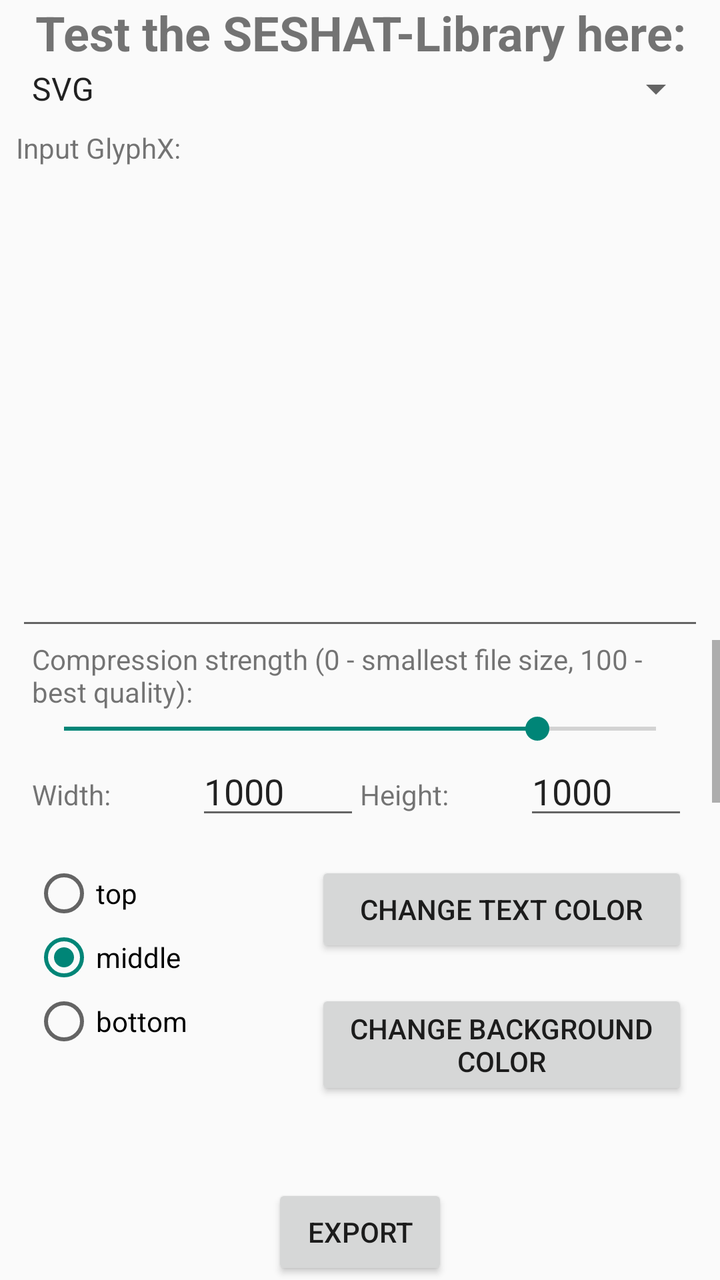
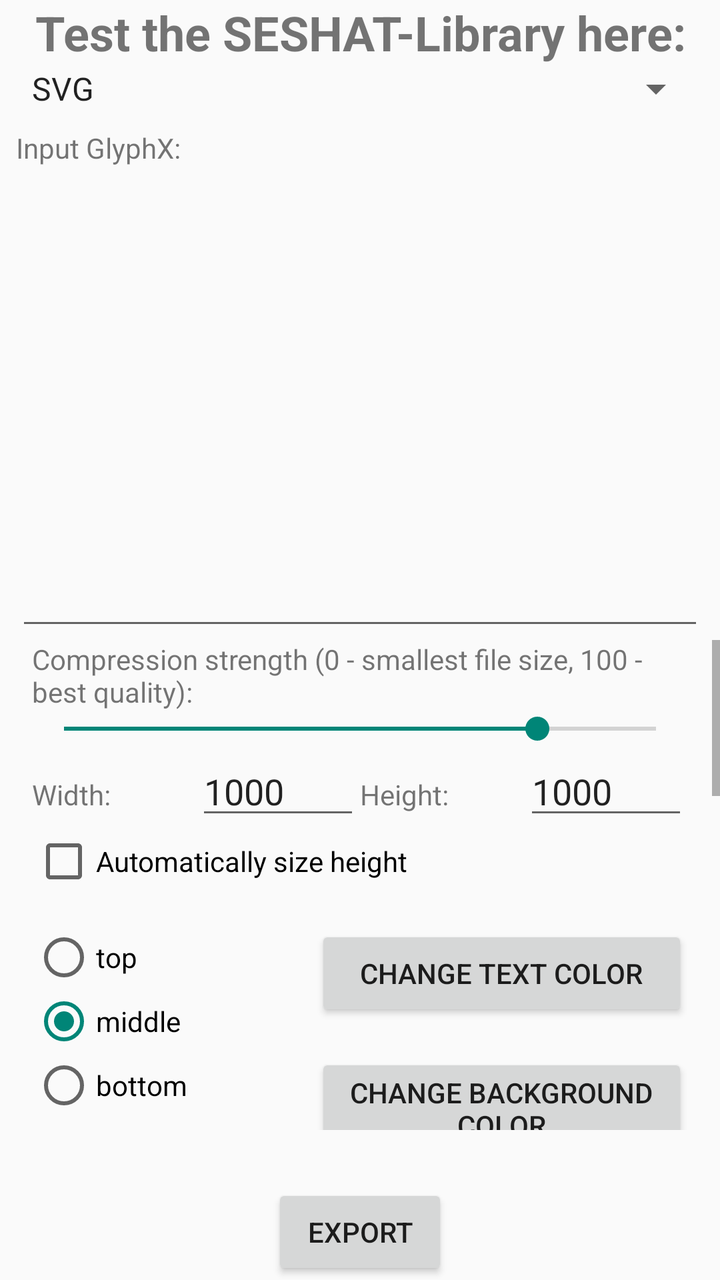

Two renders of the same Android screen: before a commit and after it. Below are the layout's source before the change and the commit's diff.
<!-- AndroidManifest.xml: activity theme Theme.SESHATExampleApp -->
<!-- res/layout/activity_main.xml -->
<?xml version="1.0" encoding="utf-8"?>
<androidx.constraintlayout.widget.ConstraintLayout xmlns:android="http://schemas.android.com/apk/res/android"
    xmlns:app="http://schemas.android.com/apk/res-auto"
    xmlns:tools="http://schemas.android.com/tools"
    android:id="@+id/main"
    android:layout_width="match_parent"
    android:layout_height="match_parent"
    tools:context=".MainActivity">

    <TextView
        android:id="@+id/title_text"
        android:layout_width="0dp"
        android:layout_height="wrap_content"
        android:gravity="center_horizontal"
        android:text="@string/title"
        android:textSize="24sp"
        android:textStyle="bold"
        app:layout_constraintBottom_toBottomOf="parent"
        app:layout_constraintEnd_toEndOf="parent"
        app:layout_constraintStart_toStartOf="parent"
        app:layout_constraintTop_toTopOf="parent"
        app:layout_constraintVertical_bias="0.0" />

    <Spinner
        android:id="@+id/file_type"
        android:layout_width="0dp"
        android:layout_height="wrap_content"
        android:layout_marginStart="8dp"
        android:layout_marginEnd="8dp"
        android:entries="@array/file_formats"
        android:spinnerMode="dropdown"
        app:layout_constraintBottom_toBottomOf="parent"
        app:layout_constraintEnd_toEndOf="parent"
        app:layout_constraintStart_toStartOf="parent"
        app:layout_constraintTop_toBottomOf="@+id/title_text"
        app:layout_constraintVertical_bias="0.0" />

    <TextView
        android:id="@+id/input_title"
        android:layout_width="wrap_content"
        android:layout_height="wrap_content"
        android:layout_marginStart="8dp"
        android:layout_marginTop="8dp"
        android:text="@string/input_glyphx"
        app:layout_constraintBottom_toBottomOf="parent"
        app:layout_constraintEnd_toEndOf="parent"
        app:layout_constraintHorizontal_bias="0.0"
        app:layout_constraintStart_toStartOf="parent"
        app:layout_constraintTop_toBottomOf="@+id/file_type"
        app:layout_constraintVertical_bias="0.0" />

    <EditText
        android:id="@+id/input"
        android:layout_width="0dp"
        android:layout_height="0dp"
        android:layout_marginStart="8dp"
        android:layout_marginTop="8dp"
        android:layout_marginEnd="8dp"
        android:ems="10"
        android:gravity="start|top"
        android:inputType="text|textVisiblePassword|textMultiLine|textNoSuggestions"
        app:layout_constraintBottom_toTopOf="@+id/guideline2"
        app:layout_constraintEnd_toEndOf="parent"
        app:layout_constraintStart_toStartOf="parent"
        app:layout_constraintTop_toBottomOf="@+id/input_title" />

    <androidx.constraintlayout.widget.Guideline
        android:id="@+id/guideline2"
        android:layout_width="wrap_content"
        android:layout_height="wrap_content"
        android:orientation="horizontal"
        app:layout_constraintGuide_percent="0.5" />

    <ScrollView
        android:id="@+id/scrollView2"
        android:layout_width="0dp"
        android:layout_height="0dp"
        android:layout_marginBottom="8dp"
        app:layout_constraintBottom_toTopOf="@+id/progressText"
        app:layout_constraintEnd_toEndOf="parent"
        app:layout_constraintStart_toStartOf="parent"
        app:layout_constraintTop_toTopOf="@+id/guideline2">

        <LinearLayout
            android:id="@+id/settingsContainer"
            android:layout_width="match_parent"
            android:layout_height="wrap_content"
            android:orientation="vertical"
            app:layout_constraintBottom_toBottomOf="parent"
            app:layout_constraintEnd_toEndOf="parent"
            app:layout_constraintStart_toStartOf="parent"
            app:layout_constraintTop_toBottomOf="@+id/thothScroll"
            app:layout_constraintVertical_bias="0.0">

            <TextView
                android:id="@+id/quality_title"
                android:layout_width="match_parent"
                android:layout_height="wrap_content"
                android:layout_marginStart="16dp"
                android:layout_marginEnd="16dp"
                android:text="@string/quality_title" />

            <SeekBar
                android:id="@+id/quality"
                android:layout_width="match_parent"
                android:layout_height="wrap_content"
                android:layout_marginStart="16dp"
                android:layout_marginEnd="16dp"
                android:max="100"
                android:progress="80" />

            <LinearLayout
                android:id="@+id/size"
                android:layout_width="match_parent"
                android:layout_height="match_parent"
                android:layout_marginStart="16dp"
                android:layout_marginEnd="16dp"
                android:orientation="horizontal">

                <TextView
                    android:id="@+id/width_title"
                    android:layout_width="match_parent"
                    android:layout_height="wrap_content"
                    android:layout_weight="1"
                    android:text="@string/width" />

                <EditText
                    android:id="@+id/width"
                    android:layout_width="match_parent"
                    android:layout_height="wrap_content"
                    android:layout_weight="1"
                    android:ems="10"
                    android:inputType="number"
                    android:text="1000" />

                <TextView
                    android:id="@+id/height_title"
                    android:layout_width="match_parent"
                    android:layout_height="wrap_content"
                    android:layout_weight="1"
                    android:text="@string/height" />

                <EditText
                    android:id="@+id/height"
                    android:layout_width="match_parent"
                    android:layout_height="wrap_content"
                    android:layout_weight="1"
                    android:ems="10"
                    android:inputType="number"
                    android:text="1000" />
            </LinearLayout>

            <LinearLayout
                android:layout_width="match_parent"
                android:layout_height="match_parent"
                android:orientation="horizontal">

                <RadioGroup
                    android:id="@+id/VerticalOrientation"
                    android:layout_width="wrap_content"
                    android:layout_height="wrap_content"
                    android:layout_marginStart="16dp"
                    android:layout_marginTop="16dp">

                    <RadioButton
                        android:id="@+id/top"
                        android:layout_width="match_parent"
                        android:layout_height="wrap_content"
                        android:text="@string/vert_orient_top" />

                    <RadioButton
                        android:id="@+id/middle"
                        android:layout_width="match_parent"
                        android:layout_height="wrap_content"
                        android:checked="true"
                        android:text="@string/vert_orient_middle" />

                    <RadioButton
                        android:id="@+id/bottom"
                        android:layout_width="match_parent"
                        android:layout_height="wrap_content"
                        android:text="@string/vert_orient_bottom" />
                </RadioGroup>

                <LinearLayout
                    android:layout_width="match_parent"
                    android:layout_height="wrap_content"
                    android:orientation="vertical">

                    <Button
                        android:id="@+id/changeTextColor"
                        android:layout_width="match_parent"
                        android:layout_height="wrap_content"
                        android:layout_marginStart="64dp"
                        android:layout_marginTop="16dp"
                        android:layout_marginEnd="16dp"
                        android:layout_weight="1"
                        android:text="@string/button_change_text_color" />

                    <Button
                        android:id="@+id/changeBGColor"
                        android:layout_width="match_parent"
                        android:layout_height="wrap_content"
                        android:layout_marginStart="64dp"
                        android:layout_marginTop="16dp"
                        android:layout_marginEnd="16dp"
                        android:layout_weight="1"
                        android:text="@string/button_change_bg_color" />
                </LinearLayout>

            </LinearLayout>

            <LinearLayout
                android:layout_width="match_parent"
                android:layout_height="match_parent"
                android:orientation="horizontal">

                <RadioGroup
                    android:id="@+id/WritingLayout"
                    android:layout_width="wrap_content"
                    android:layout_height="wrap_content"
                    android:layout_marginStart="16dp"
                    android:layout_marginTop="16dp">

                    <RadioButton
                        android:id="@+id/lines"
                        android:layout_width="match_parent"
                        android:layout_height="wrap_content"
                        android:checked="true"
                        android:text="@string/writing_layout_l" />

                    <RadioButton
                        android:id="@+id/columns"
                        android:layout_width="match_parent"
                        android:layout_height="wrap_content"
                        android:text="@string/writing_layout_c" />
                </RadioGroup>

                <LinearLayout
                    android:layout_width="match_parent"
                    android:layout_height="wrap_content"
                    android:orientation="vertical">


                    <CheckBox
                        android:id="@+id/drawLines"
                        android:layout_width="match_parent"
                        android:layout_height="wrap_content"
                        android:layout_marginStart="64dp"
                        android:layout_marginTop="16dp"
                        android:layout_marginEnd="16dp"
                        android:text="@string/draw_lines_title" />

                    <TextView
                        android:id="@+id/lineThicknessTitle"
                        android:layout_width="match_parent"
                        android:layout_height="wrap_content"
                        android:layout_marginStart="64dp"
                        android:layout_marginTop="16dp"
                        android:layout_marginEnd="16dp"
                        android:text="@string/line_thickness_title" />

                    <SeekBar
                        android:id="@+id/lineThickness"
                        android:layout_width="match_parent"
                        android:layout_height="wrap_content"
                        android:layout_marginStart="64dp"
                        android:layout_marginTop="8dp"
                        android:layout_marginEnd="16dp"
                        android:max="10" />
                </LinearLayout>

            </LinearLayout>

            <LinearLayout
                android:layout_width="match_parent"
                android:layout_height="match_parent"
                android:orientation="horizontal">

                <RadioGroup
                    android:id="@+id/WritingDirection"
                    android:layout_width="wrap_content"
                    android:layout_height="wrap_content"
                    android:layout_marginStart="16dp"
                    android:layout_marginTop="16dp">

                    <RadioButton
                        android:id="@+id/ltr"
                        android:layout_width="match_parent"
                        android:layout_height="wrap_content"
                        android:checked="true"
                        android:text="@string/writing_direction_ltr" />

                    <RadioButton
                        android:id="@+id/rtl"
                        android:layout_width="match_parent"
                        android:layout_height="wrap_content"
                        android:text="@string/writing_direction_rtl" />
                </RadioGroup>

                <LinearLayout
                    android:layout_width="match_parent"
                    android:layout_height="wrap_content"
                    android:layout_marginTop="16dp"
                    android:orientation="vertical">

                    <CheckBox
                        android:id="@+id/backgroundWithCSS"
                        android:layout_width="wrap_content"
                        android:layout_height="wrap_content"
                        android:layout_marginStart="64dp"
                        android:text="@string/css_background" />

                    <CheckBox
                        android:id="@+id/transparentBackground"
                        android:layout_width="wrap_content"
                        android:layout_height="wrap_content"
                        android:layout_marginStart="64dp"
                        android:layout_marginTop="8dp"
                        android:text="@string/transparent_background" />
                </LinearLayout>

            </LinearLayout>

            <TextView
                android:id="@+id/paddingTitle"
                android:layout_width="match_parent"
                android:layout_height="wrap_content"
                android:layout_marginStart="16dp"
                android:layout_marginTop="16dp"
                android:layout_marginEnd="16dp"
                android:text="@string/padding_title" />

            <androidx.constraintlayout.widget.ConstraintLayout
                android:layout_width="match_parent"
                android:layout_height="match_parent"
                android:layout_marginStart="16dp"
                android:layout_marginTop="8dp"
                android:layout_marginEnd="16dp">

                <TextView
                    android:id="@+id/paddingLeftTitle"
                    android:layout_width="wrap_content"
                    android:layout_height="wrap_content"
                    android:text="@string/padding_left_title"
                    app:layout_constraintBottom_toBottomOf="parent"
                    app:layout_constraintEnd_toEndOf="parent"
                    app:layout_constraintHorizontal_bias="0.0"
                    app:layout_constraintStart_toStartOf="parent"
                    app:layout_constraintTop_toTopOf="parent"
                    app:layout_constraintVertical_bias="0.0" />

                <TextView
                    android:id="@+id/paddingTopTitle"
                    android:layout_width="wrap_content"
                    android:layout_height="wrap_content"
                    android:text="@string/padding_top_title"
                    app:layout_constraintBottom_toBottomOf="parent"
                    app:layout_constraintEnd_toEndOf="parent"
                    app:layout_constraintStart_toStartOf="parent"
                    app:layout_constraintTop_toTopOf="parent"
                    app:layout_constraintVertical_bias="0.0" />

                <SeekBar
                    android:id="@+id/paddingLeft"
                    android:layout_width="0dp"
                    android:layout_height="wrap_content"
                    android:layout_marginTop="8dp"
                    android:layout_marginEnd="8dp"
                    android:max="50"
                    app:layout_constraintBottom_toBottomOf="parent"
                    app:layout_constraintEnd_toStartOf="@+id/paddingTopTitle"
                    app:layout_constraintStart_toStartOf="parent"
                    app:layout_constraintTop_toBottomOf="@+id/paddingLeftTitle"
                    app:layout_constraintVertical_bias="0.0" />

                <SeekBar
                    android:id="@+id/paddingTop"
                    android:layout_width="0dp"
                    android:layout_height="wrap_content"
                    android:layout_marginTop="8dp"
                    android:max="50"
                    app:layout_constraintBottom_toBottomOf="parent"
                    app:layout_constraintEnd_toEndOf="parent"
                    app:layout_constraintHorizontal_bias="0.0"
                    app:layout_constraintStart_toStartOf="@+id/paddingTopTitle"
                    app:layout_constraintTop_toBottomOf="@+id/paddingTopTitle"
                    app:layout_constraintVertical_bias="0.0" />

                <TextView
                    android:id="@+id/paddingRightTitle"
                    android:layout_width="wrap_content"
                    android:layout_height="wrap_content"
                    android:layout_marginTop="8dp"
                    android:text="@string/padding_right_title"
                    app:layout_constraintBottom_toBottomOf="parent"
                    app:layout_constraintEnd_toEndOf="parent"
                    app:layout_constraintHorizontal_bias="0.0"
                    app:layout_constraintStart_toStartOf="parent"
                    app:layout_constraintTop_toBottomOf="@id/paddingLeft"
                    app:layout_constraintVertical_bias="0.0" />

                <TextView
                    android:id="@+id/paddingBottomTitle"
                    android:layout_width="wrap_content"
                    android:layout_height="wrap_content"
                    android:layout_marginTop="8dp"
                    android:text="@string/padding_bottom_title"
                    app:layout_constraintBottom_toBottomOf="parent"
                    app:layout_constraintEnd_toEndOf="parent"
                    app:layout_constraintHorizontal_bias="0.0"
                    app:layout_constraintStart_toStartOf="@+id/paddingTop"
                    app:layout_constraintTop_toBottomOf="@+id/paddingTop"
                    app:layout_constraintVertical_bias="0.0" />

                <SeekBar
                    android:id="@+id/paddingRight"
                    android:layout_width="0dp"
                    android:layout_height="wrap_content"
                    android:layout_marginTop="8dp"
                    android:layout_marginEnd="8dp"
                    android:max="50"
                    app:layout_constraintBottom_toBottomOf="parent"
                    app:layout_constraintEnd_toStartOf="@+id/paddingBottomTitle"
                    app:layout_constraintStart_toStartOf="parent"
                    app:layout_constraintTop_toBottomOf="@id/paddingRightTitle"
                    app:layout_constraintVertical_bias="0.0" />

                <SeekBar
                    android:id="@+id/paddingBottom"
                    android:layout_width="0dp"
                    android:layout_height="wrap_content"
                    android:layout_marginTop="8dp"
                    android:max="50"
                    app:layout_constraintBottom_toBottomOf="parent"
                    app:layout_constraintEnd_toEndOf="parent"
                    app:layout_constraintHorizontal_bias="0.0"
                    app:layout_constraintStart_toStartOf="@+id/paddingBottomTitle"
                    app:layout_constraintTop_toBottomOf="@+id/paddingBottomTitle"
                    app:layout_constraintVertical_bias="0.0" />

                <TextView
                    android:id="@+id/interLinePaddingTitle"
                    android:layout_width="wrap_content"
                    android:layout_height="wrap_content"
                    android:layout_marginTop="8dp"
                    android:layout_marginEnd="8dp"
                    android:text="@string/inter_line_padding"
                    app:layout_constraintBottom_toBottomOf="parent"
                    app:layout_constraintEnd_toStartOf="@+id/paddingBottom"
                    app:layout_constraintHorizontal_bias="0.0"
                    app:layout_constraintStart_toStartOf="parent"
                    app:layout_constraintTop_toBottomOf="@id/paddingRight"
                    app:layout_constraintVertical_bias="0.0" />

                <TextView
                    android:id="@+id/layoutSignPaddingTitle"
                    android:layout_width="wrap_content"
                    android:layout_height="wrap_content"
                    android:layout_marginTop="8dp"
                    android:text="@string/layout_sign_padding_title"
                    app:layout_constraintBottom_toBottomOf="parent"
                    app:layout_constraintEnd_toEndOf="parent"
                    app:layout_constraintHorizontal_bias="0.0"
                    app:layout_constraintStart_toStartOf="@+id/paddingBottom"
                    app:layout_constraintTop_toBottomOf="@+id/paddingBottom"
                    app:layout_constraintVertical_bias="0.0" />

                <SeekBar
                    android:id="@+id/interLinePadding"
                    android:layout_width="0dp"
                    android:layout_height="wrap_content"
                    android:layout_marginTop="8dp"
                    android:layout_marginEnd="8dp"
                    android:max="50"
                    app:layout_constraintBottom_toBottomOf="parent"
                    app:layout_constraintEnd_toStartOf="@+id/layoutSignPaddingTitle"
                    app:layout_constraintStart_toStartOf="parent"
                    app:layout_constraintTop_toBottomOf="@+id/interLinePaddingTitle"
                    app:layout_constraintVertical_bias="0.0" />

                <SeekBar
                    android:id="@+id/layoutSignPadding"
                    android:layout_width="0dp"
                    android:layout_height="wrap_content"
                    android:layout_marginTop="8dp"
                    android:max="50"
                    app:layout_constraintBottom_toBottomOf="parent"
                    app:layout_constraintEnd_toEndOf="parent"
                    app:layout_constraintStart_toStartOf="@+id/layoutSignPaddingTitle"
                    app:layout_constraintTop_toBottomOf="@+id/layoutSignPaddingTitle"
                    app:layout_constraintVertical_bias="0.0" />

                <TextView
                    android:id="@+id/signPaddingTitle"
                    android:layout_width="wrap_content"
                    android:layout_height="wrap_content"
                    android:layout_marginTop="8dp"
                    android:text="@string/sign_padding_title"
                    app:layout_constraintBottom_toBottomOf="parent"
                    app:layout_constraintEnd_toEndOf="parent"
                    app:layout_constraintHorizontal_bias="0.0"
                    app:layout_constraintStart_toStartOf="parent"
                    app:layout_constraintTop_toBottomOf="@id/interLinePadding"
                    app:layout_constraintVertical_bias="0.0" />

                <SeekBar
                    android:id="@+id/signPadding"
                    android:layout_width="0dp"
                    android:layout_height="wrap_content"
                    android:layout_marginTop="8dp"
                    android:max="50"
                    app:layout_constraintBottom_toBottomOf="parent"
                    app:layout_constraintEnd_toEndOf="parent"
                    app:layout_constraintStart_toStartOf="parent"
                    app:layout_constraintTop_toBottomOf="@id/signPaddingTitle"
                    app:layout_constraintVertical_bias="0.0" />
            </androidx.constraintlayout.widget.ConstraintLayout>

            <TextView
                android:id="@+id/textSizeTitle"
                android:layout_width="match_parent"
                android:layout_height="wrap_content"
                android:layout_marginStart="16dp"
                android:layout_marginTop="16dp"
                android:layout_marginEnd="16dp"
                android:text="@string/text_size_title_start" />

            <SeekBar
                android:id="@+id/textSize"
                android:layout_width="match_parent"
                android:layout_height="wrap_content"
                android:layout_marginStart="16dp"
                android:layout_marginTop="8dp"
                android:layout_marginEnd="16dp"
                android:progress="40" />

        </LinearLayout>
    </ScrollView>

    <ProgressBar
        android:id="@+id/progressBar"
        style="?android:attr/progressBarStyleHorizontal"
        android:layout_width="0dp"
        android:layout_height="wrap_content"
        android:layout_marginStart="8dp"
        android:layout_marginEnd="8dp"
        android:visibility="invisible"
        app:layout_constraintBottom_toBottomOf="@+id/progressText"
        app:layout_constraintEnd_toStartOf="@+id/progressText"
        app:layout_constraintStart_toStartOf="parent"
        app:layout_constraintTop_toTopOf="@+id/progressText"
        tools:visibility="visible" />

    <TextView
        android:id="@+id/progressText"
        android:layout_width="wrap_content"
        android:layout_height="wrap_content"
        android:layout_marginEnd="8dp"
        android:visibility="invisible"
        app:layout_constraintBottom_toTopOf="@+id/button_export"
        app:layout_constraintEnd_toEndOf="parent"
        app:layout_constraintHorizontal_bias="1.0"
        app:layout_constraintStart_toStartOf="parent"
        app:layout_constraintTop_toTopOf="@+id/guideline2"
        app:layout_constraintVertical_bias="1.0"
        tools:visibility="visible" />

    <Button
        android:id="@+id/button_export"
        android:layout_width="wrap_content"
        android:layout_height="wrap_content"
        android:text="@string/export"
        app:layout_constraintBottom_toBottomOf="parent"
        app:layout_constraintEnd_toEndOf="parent"
        app:layout_constraintStart_toStartOf="parent"
        app:layout_constraintTop_toTopOf="@+id/guideline2"
        app:layout_constraintVertical_bias="1.0" />

</androidx.constraintlayout.widget.ConstraintLayout>
<!-- resources referenced by this layout -->
<resources>
  <string-array name="file_formats">
          <item>SVG</item>
          <item>PNG</item>
          <item>JPEG</item>
      </string-array>
  <string name="button_change_bg_color">change background color</string>
  <string name="button_change_text_color">change text color</string>
  <string name="css_background">CSS background</string>
  <string name="draw_lines_title">Draw Lines</string>
  <string name="export">Export</string>
  <string name="height">Height:</string>
  <string name="input_glyphx">Input GlyphX:</string>
  <string name="inter_line_padding">"Inter Line Padding: "</string>
  <string name="layout_sign_padding_title">"Layout Sign Padding: "</string>
  <string name="line_thickness_title">"Line Thickness: "</string>
  <string name="padding_bottom_title">"Bottom: "</string>
  <string name="padding_left_title">"Left: "</string>
  <string name="padding_right_title">"Right: "</string>
  <string name="padding_title">Padding</string>
  <string name="padding_top_title">"Top: "</string>
  <string name="quality_title">Compression strength (0 - smallest file size, 100 - best quality):</string>
  <string name="sign_padding_title">"Sign Padding: "</string>
  <string name="text_size_title_start">"Text Size: 40sp"</string>
  <string name="title">Test the SESHAT-Library here:</string>
  <string name="transparent_background">transparent background</string>
  <string name="vert_orient_bottom">bottom</string>
  <string name="vert_orient_middle">middle</string>
  <string name="vert_orient_top">top</string>
  <string name="width">Width:</string>
  <string name="writing_direction_ltr">left to right</string>
  <string name="writing_direction_rtl">right to left</string>
  <string name="writing_layout_c">columns</string>
  <string name="writing_layout_l">lines</string>
  <style name="Theme.SESHATExampleApp" parent="Theme.AppCompat.Light.NoActionBar" />
</resources>

<!-- the commit's change to res/layout/activity_main.xml (unified diff, before → after) -->
@@ -150,6 +150,14 @@
                     android:text="1000" />
             </LinearLayout>
 
+            <CheckBox
+                android:id="@+id/autoSizeRatio"
+                android:layout_width="match_parent"
+                android:layout_height="wrap_content"
+                android:layout_marginStart="16dp"
+                android:layout_marginEnd="16dp"
+                android:text="@string/automatically_size_height" />
+
             <LinearLayout
                 android:layout_width="match_parent"
                 android:layout_height="match_parent"
<!-- resource entries referenced after the edit -->
@@ -5,6 +5,7 @@
           <item>PNG</item>
           <item>JPEG</item>
       </string-array>
+  <string name="automatically_size_height">Automatically size height</string>
   <string name="button_change_bg_color">change background color</string>
   <string name="button_change_text_color">change text color</string>
   <string name="css_background">CSS background</string>
